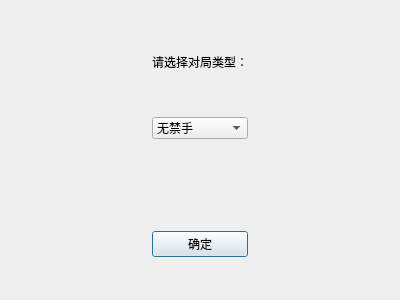
This is open_local_pvp_dialog.ui in lgb666666661/Gobang as Qt 5 draws it before an edit. The edited form follows.
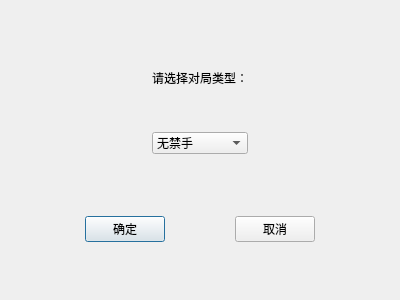
This is the edited form.

The edit to the form file:
```diff
--- a/open_local_pvp_dialog.ui
+++ b/open_local_pvp_dialog.ui
@@ -13,21 +13,27 @@
         <property name="windowTitle">
             <string>提示</string>
         </property>
-        <layout class="QGridLayout" name="gridLayout">
-            <item row="0" column="1">
-                <spacer name="verticalSpacer_5">
+  <layout class="QVBoxLayout" name="verticalLayout_3" stretch="5,1,1">
+   <item>
+    <widget class="QWidget" name="widget_3" native="true">
+     <layout class="QHBoxLayout" name="horizontalLayout_2" stretch="0,0,0">
+      <item>
+       <spacer name="horizontalSpacer_4">
                     <property name="orientation">
-                        <enum>Qt::Vertical</enum>
+         <enum>Qt::Horizontal</enum>
                     </property>
                     <property name="sizeHint" stdset="0">
                         <size>
-                            <width>20</width>
-                            <height>11</height>
+          <width>115</width>
+          <height>20</height>
                         </size>
                     </property>
                 </spacer>
             </item>
-            <item row="1" column="1">
+      <item>
+       <widget class="QWidget" name="widget_2" native="true">
+        <layout class="QVBoxLayout" name="verticalLayout_2" stretch="0,0,0">
+         <item>
                 <spacer name="verticalSpacer_3">
                     <property name="orientation">
                         <enum>Qt::Vertical</enum>
@@ -35,25 +41,12 @@
                     <property name="sizeHint" stdset="0">
                         <size>
                             <width>20</width>
-                            <height>11</height>
+             <height>40</height>
                         </size>
                     </property>
                 </spacer>
             </item>
-            <item row="2" column="0">
-                <spacer name="horizontalSpacer">
-                    <property name="orientation">
-                        <enum>Qt::Horizontal</enum>
-                    </property>
-                    <property name="sizeHint" stdset="0">
-                        <size>
-                            <width>133</width>
-                            <height>20</height>
-                        </size>
-                    </property>
-                </spacer>
-            </item>
-            <item row="2" column="1">
+         <item>
                 <layout class="QVBoxLayout" name="verticalLayout">
                     <item>
                         <widget class="QLabel" name="label">
@@ -94,20 +87,7 @@
                     </item>
                 </layout>
             </item>
-            <item row="2" column="2">
-                <spacer name="horizontalSpacer_2">
-                    <property name="orientation">
-                        <enum>Qt::Horizontal</enum>
-                    </property>
-                    <property name="sizeHint" stdset="0">
-                        <size>
-                            <width>133</width>
-                            <height>20</height>
-                        </size>
-                    </property>
-                </spacer>
-            </item>
-            <item row="3" column="1">
+         <item>
                 <spacer name="verticalSpacer_2">
                     <property name="orientation">
                         <enum>Qt::Vertical</enum>
@@ -115,19 +95,90 @@
                     <property name="sizeHint" stdset="0">
                         <size>
                             <width>20</width>
-                            <height>86</height>
+             <height>29</height>
                         </size>
                     </property>
                 </spacer>
             </item>
-            <item row="4" column="1">
+        </layout>
+       </widget>
+      </item>
+      <item>
+       <spacer name="horizontalSpacer_5">
+        <property name="orientation">
+         <enum>Qt::Horizontal</enum>
+        </property>
+        <property name="sizeHint" stdset="0">
+         <size>
+          <width>115</width>
+          <height>20</height>
+         </size>
+        </property>
+       </spacer>
+      </item>
+     </layout>
+    </widget>
+   </item>
+   <item>
+    <widget class="QWidget" name="widget" native="true">
+     <layout class="QHBoxLayout" name="horizontalLayout">
+      <item>
+       <spacer name="horizontalSpacer">
+        <property name="orientation">
+         <enum>Qt::Horizontal</enum>
+        </property>
+        <property name="sizeHint" stdset="0">
+         <size>
+          <width>40</width>
+          <height>20</height>
+         </size>
+        </property>
+       </spacer>
+      </item>
+      <item>
                 <widget class="QPushButton" name="pushButton">
                     <property name="text">
                         <string>确定</string>
                     </property>
                 </widget>
             </item>
-            <item row="5" column="1">
+      <item>
+       <spacer name="horizontalSpacer_3">
+        <property name="orientation">
+         <enum>Qt::Horizontal</enum>
+        </property>
+        <property name="sizeHint" stdset="0">
+         <size>
+          <width>40</width>
+          <height>20</height>
+         </size>
+        </property>
+       </spacer>
+      </item>
+      <item>
+       <widget class="QPushButton" name="pushButton_2">
+        <property name="text">
+         <string>取消</string>
+        </property>
+       </widget>
+      </item>
+      <item>
+       <spacer name="horizontalSpacer_2">
+        <property name="orientation">
+         <enum>Qt::Horizontal</enum>
+        </property>
+        <property name="sizeHint" stdset="0">
+         <size>
+          <width>40</width>
+          <height>20</height>
+         </size>
+        </property>
+       </spacer>
+      </item>
+     </layout>
+    </widget>
+   </item>
+   <item>
                 <spacer name="verticalSpacer_4">
                     <property name="orientation">
                         <enum>Qt::Vertical</enum>
```
Lines whose indentation alone changed are shown as unchanged.
